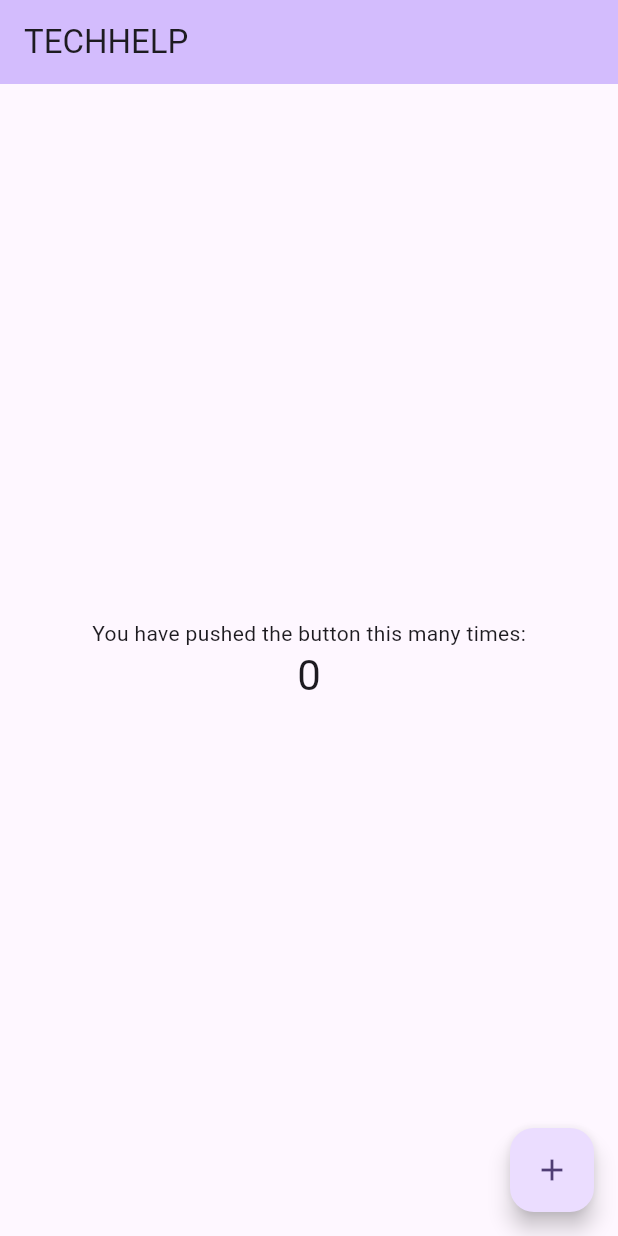
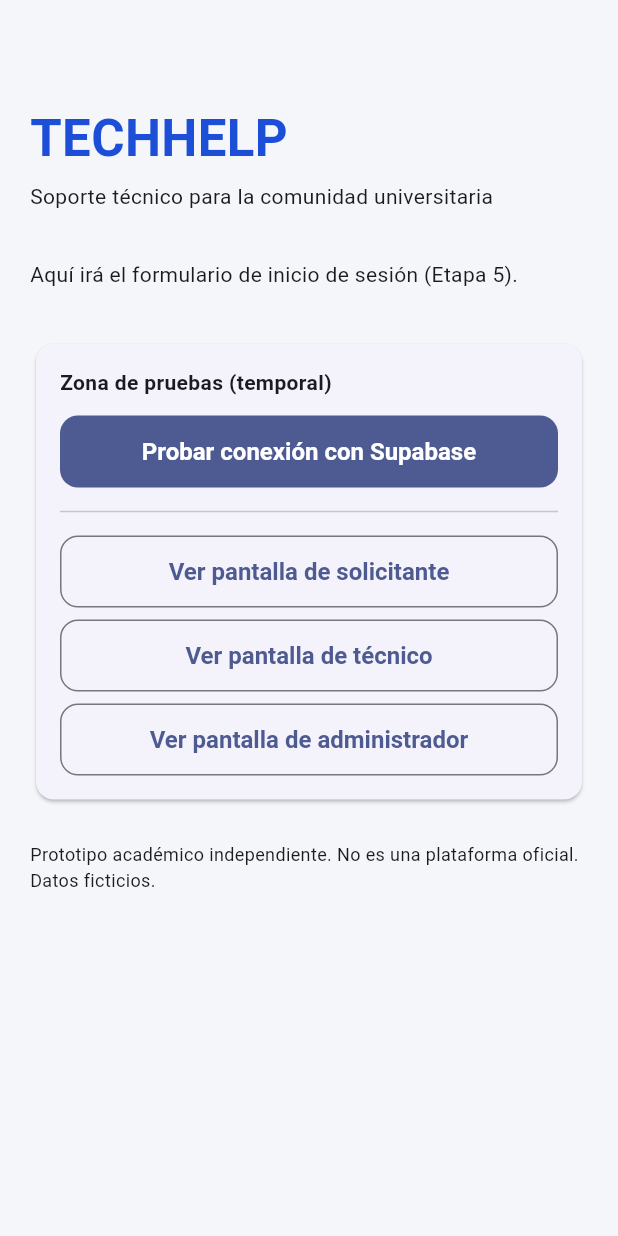
Before and after one commit to franciamarin911/techhelp, a Flutter app: the screen it shows after launch, on a phone screen of 412 x 824 dp. Run offline on Flutter 3.47's test engine with Material 3 defaults, Android fonts, the phone set to English and light mode, and no system bars; our stand-ins replace material_ui, supabase_flutter; accounts and stored records are empty.

Commit message:
refactor(ui): migrar imports a material_ui y usar publishableKey

```diff
--- /dev/null
+++ b/lib/app.dart
@@ -0,0 +1,17 @@
+import 'package:material_ui/material_ui.dart';
+import 'package:techhelp/screens/pantalla_inicio_sesion.dart';
+import 'package:techhelp/utils/tema_app.dart';
+
+class AplicacionTechhelp extends StatelessWidget {
+  const AplicacionTechhelp({super.key});
+
+  @override
+  Widget build(BuildContext context) {
+    return MaterialApp(
+      title: 'TECHHELP',
+      debugShowCheckedModeBanner: false,
+      theme: TemaApp.temaClaro,
+      home: const PantallaInicioSesion(),
+    );
+  }
+}
--- a/lib/main.dart
+++ b/lib/main.dart
@@ -1,122 +1,16 @@
 import 'package:material_ui/material_ui.dart';
+import 'package:supabase_flutter/supabase_flutter.dart';
+import 'package:techhelp/app.dart';
+import 'package:techhelp/config/configuracion_supabase.dart';
 
-void main() {
-  runApp(const MyApp());
+Future<void> main() async {
+  // Necesario antes de usar plugins o código asíncrono al arrancar.
+  WidgetsFlutterBinding.ensureInitialized();
+
+    await Supabase.initialize(
+    url: ConfiguracionSupabase.urlDelProyecto,
+    publishableKey: ConfiguracionSupabase.clavePublicable,
+  );
+
+  runApp(const AplicacionTechhelp());
 }
-
-class MyApp extends StatelessWidget {
-  const MyApp({super.key});
-
-  // This widget is the root of your application.
-  @override
-  Widget build(BuildContext context) {
-    return MaterialApp(
-      title: 'TECHHELP',
-      theme: ThemeData(
-        // This is the theme of your application.
-        //
-        // TRY THIS: Try running your application with "flutter run". You'll see
-        // the application has a purple toolbar. Then, without quitting the app,
-        // try changing the seedColor in the colorScheme below to Colors.green
-        // and then invoke "hot reload" (save your changes or press the "hot
-        // reload" button in a Flutter-supported IDE, or press "r" if you used
-        // the command line to start the app).
-        //
-        // Notice that the counter didn't reset back to zero; the application
-        // state is not lost during the reload. To reset the state, use hot
-        // restart instead.
-        //
-        // This works for code too, not just values: Most code changes can be
-        // tested with just a hot reload.
-        colorScheme: .fromSeed(seedColor: Colors.deepPurple),
-      ),
-      home: const MyHomePage(title: 'TECHHELP'),
-    );
-  }
-}
-
-class MyHomePage extends StatefulWidget {
-  const MyHomePage({super.key, required this.title});
-
-  // This widget is the home page of your application. It is stateful, meaning
-  // that it has a State object (defined below) that contains fields that affect
-  // how it looks.
-
-  // This class is the configuration for the state. It holds the values (in this
-  // case the title) provided by the parent (in this case the App widget) and
-  // used by the build method of the State. Fields in a Widget subclass are
-  // always marked "final".
-
-  final String title;
-
-  @override
-  State<MyHomePage> createState() => _MyHomePageState();
-}
-
-class _MyHomePageState extends State<MyHomePage> {
-  int _counter = 0;
-
-  void _incrementCounter() {
-    setState(() {
-      // This call to setState tells the Flutter framework that something has
-      // changed in this State, which causes it to rerun the build method below
-      // so that the display can reflect the updated values. If we changed
-      // _counter without calling setState(), then the build method would not be
-      // called again, and so nothing would appear to happen.
-      _counter++;
-    });
-  }
-
-  @override
-  Widget build(BuildContext context) {
-    // This method is rerun every time setState is called, for instance as done
-    // by the _incrementCounter method above.
-    //
-    // The Flutter framework has been optimized to make rerunning build methods
-    // fast, so that you can just rebuild anything that needs updating rather
-    // than having to individually change instances of widgets.
-    return Scaffold(
-      appBar: AppBar(
-        // TRY THIS: Try changing the color here to a specific color (to
-        // Colors.amber, perhaps?) and trigger a hot reload to see the AppBar
-        // change color while the other colors stay the same.
-        backgroundColor: Theme.of(context).colorScheme.inversePrimary,
-        // Here we take the value from the MyHomePage object that was created by
-        // the App.build method, and use it to set our appbar title.
-        title: Text(widget.title),
-      ),
-      body: Center(
-        // Center is a layout widget. It takes a single child and positions it
-        // in the middle of the parent.
-        child: Column(
-          // Column is also a layout widget. It takes a list of children and
-          // arranges them vertically. By default, it sizes itself to fit its
-          // children horizontally, and tries to be as tall as its parent.
-          //
-          // Column has various properties to control how it sizes itself and
-          // how it positions its children. Here we use mainAxisAlignment to
-          // center the children vertically; the main axis here is the vertical
-          // axis because Columns are vertical (the cross axis would be
-          // horizontal).
-          //
-          // TRY THIS: Invoke "debug painting" (choose the "Toggle Debug Paint"
-          // action in the IDE, or press "p" in the console), to see the
-          // wireframe for each widget.
-          mainAxisAlignment: .center,
-          children: [
-            const Text('You have pushed the button this many times:'),
-            Text(
-              '$_counter',
-              style: Theme.of(context).textTheme.headlineMedium,
-            ),
-          ],
-        ),
-      ),
-      floatingActionButton: FloatingActionButton(
-        onPressed: _incrementCounter,
-        tooltip: 'Increment',
-        child: const Icon(Icons.add),
-      ),
-    );
-  }
-}
--- /dev/null
+++ b/lib/screens/pantalla_inicio_sesion.dart
@@ -0,0 +1,120 @@
+import 'package:material_ui/material_ui.dart';
+import 'package:techhelp/screens/pantalla_bandeja_tecnica.dart';
+import 'package:techhelp/screens/pantalla_inicio_solicitante.dart';
+import 'package:techhelp/screens/pantalla_panel_administrador.dart';
+import 'package:techhelp/services/servicio_supabase.dart';
+import 'package:techhelp/utils/tema_app.dart';
+
+class PantallaInicioSesion extends StatefulWidget {
+  const PantallaInicioSesion({super.key});
+
+  @override
+  State<PantallaInicioSesion> createState() => _EstadoPantallaInicioSesion();
+}
+
+class _EstadoPantallaInicioSesion extends State<PantallaInicioSesion> {
+  bool _estaProbandoConexion = false;
+  String? _mensajeResultadoConexion;
+
+  Future<void> _probarConexion() async {
+    setState(() {
+      _estaProbandoConexion = true;
+      _mensajeResultadoConexion = null;
+    });
+
+    final resultado = await ServicioSupabase.probarConexion();
+
+    if (!mounted) return;
+    setState(() {
+      _estaProbandoConexion = false;
+      _mensajeResultadoConexion = resultado;
+    });
+  }
+
+  void _abrirPantalla(Widget pantalla) {
+    Navigator.of(context).push(MaterialPageRoute(builder: (_) => pantalla));
+  }
+
+  @override
+  Widget build(BuildContext context) {
+    return Scaffold(
+      body: SafeArea(
+        child: SingleChildScrollView(
+          padding: const EdgeInsets.all(20),
+          child: Column(
+            crossAxisAlignment: CrossAxisAlignment.stretch,
+            children: [
+              const SizedBox(height: 48),
+              const Text(
+                'TECHHELP',
+                style: TextStyle(
+                  fontSize: 34,
+                  fontWeight: FontWeight.w700,
+                  color: TemaApp.colorPrimario,
+                ),
+              ),
+              const SizedBox(height: 4),
+              const Text('Soporte técnico para la comunidad universitaria'),
+              const SizedBox(height: 32),
+              const Text(
+                'Aquí irá el formulario de inicio de sesión (Etapa 5).',
+              ),
+              const SizedBox(height: 32),
+              Card(
+                child: Padding(
+                  padding: const EdgeInsets.all(16),
+                  child: Column(
+                    crossAxisAlignment: CrossAxisAlignment.stretch,
+                    children: [
+                      const Text(
+                        'Zona de pruebas (temporal)',
+                        style: TextStyle(fontWeight: FontWeight.w700),
+                      ),
+                      const SizedBox(height: 12),
+                      FilledButton(
+                        onPressed: _estaProbandoConexion ? null : _probarConexion,
+                        child: Text(
+                          _estaProbandoConexion
+                              ? 'Probando...'
+                              : 'Probar conexión con Supabase',
+                        ),
+                      ),
+                      if (_mensajeResultadoConexion != null) ...[
+                        const SizedBox(height: 12),
+                        Text(_mensajeResultadoConexion!),
+                      ],
+                      const Divider(height: 32),
+                      OutlinedButton(
+                        onPressed: () =>
+                            _abrirPantalla(const PantallaInicioSolicitante()),
+                        child: const Text('Ver pantalla de solicitante'),
+                      ),
+                      const SizedBox(height: 8),
+                      OutlinedButton(
+                        onPressed: () =>
+                            _abrirPantalla(const PantallaBandejaTecnica()),
+                        child: const Text('Ver pantalla de técnico'),
+                      ),
+                      const SizedBox(height: 8),
+                      OutlinedButton(
+                        onPressed: () =>
+                            _abrirPantalla(const PantallaPanelAdministrador()),
+                        child: const Text('Ver pantalla de administrador'),
+                      ),
+                    ],
+                  ),
+                ),
+              ),
+              const SizedBox(height: 24),
+              const Text(
+                'Prototipo académico independiente. No es una plataforma '
+                'oficial. Datos ficticios.',
+                style: TextStyle(fontSize: 12),
+              ),
+            ],
+          ),
+        ),
+      ),
+    );
+  }
+}
--- /dev/null
+++ b/lib/services/servicio_supabase.dart
@@ -0,0 +1,32 @@
+import 'package:supabase_flutter/supabase_flutter.dart';
+
+/// Punto único de acceso al cliente de Supabase.
+class ServicioSupabase {
+  ServicioSupabase._();
+
+  /// Cliente ya inicializado en main.dart.
+  static SupabaseClient get cliente => Supabase.instance.client;
+
+  /// Prueba temporal de conectividad (se quita en la Etapa 5).
+  ///
+  /// Sin sesión iniciada, la base de datos debe RECHAZAR la lectura
+  /// (error 42501). Eso demuestra dos cosas: que hay conexión y que
+  /// las políticas de seguridad funcionan.
+  static Future<String> probarConexion() async {
+    try {
+      await cliente.from('tickets').select('id').limit(1);
+      return 'Conectado, pero la lectura sin sesión NO fue bloqueada. '
+          'Revisa la seguridad (RLS) en Supabase.';
+    } on PostgrestException catch (error) {
+      if (error.code == '42501') {
+        return 'Conexión correcta. El servidor respondió y bloqueó la '
+            'lectura sin sesión (seguridad activa).';
+      }
+      return 'El servidor respondió con un problema.\n'
+          'Código: ${error.code}\nMensaje: ${error.message}\n'
+          'Revisa la clave publicable.';
+    } catch (_) {
+      return 'No se pudo conectar. Revisa tu internet y la URL del proyecto.';
+    }
+  }
+}
--- /dev/null
+++ b/lib/utils/tema_app.dart
@@ -0,0 +1,54 @@
+import 'package:material_ui/material_ui.dart';
+
+/// Tema visual de TECHHELP (Material 3), basado en los bocetos de la Etapa 2.
+class TemaApp {
+  static const Color colorPrimario = Color(0xFF1D4ED8);
+  static const Color colorFondo = Color(0xFFF4F6FA);
+  static const Color colorTextoPrincipal = Color(0xFF0F172A);
+
+  static ThemeData get temaClaro {
+    final esquemaDeColores = ColorScheme.fromSeed(
+      seedColor: colorPrimario,
+      brightness: Brightness.light,
+    );
+
+    final formaRedondeada = RoundedRectangleBorder(
+      borderRadius: BorderRadius.circular(12),
+    );
+
+    return ThemeData(
+      useMaterial3: true,
+      colorScheme: esquemaDeColores,
+      scaffoldBackgroundColor: colorFondo,
+      appBarTheme: const AppBarTheme(
+        backgroundColor: colorFondo,
+        foregroundColor: colorTextoPrincipal,
+        elevation: 0,
+        centerTitle: false,
+      ),
+      inputDecorationTheme: InputDecorationTheme(
+        filled: true,
+        fillColor: Colors.white,
+        contentPadding:
+            const EdgeInsets.symmetric(horizontal: 12, vertical: 14),
+        border: OutlineInputBorder(
+          borderRadius: BorderRadius.circular(10),
+        ),
+      ),
+      filledButtonTheme: FilledButtonThemeData(
+        style: FilledButton.styleFrom(
+          minimumSize: const Size.fromHeight(48),
+          shape: formaRedondeada,
+          textStyle: const TextStyle(fontSize: 16, fontWeight: FontWeight.w600),
+        ),
+      ),
+      outlinedButtonTheme: OutlinedButtonThemeData(
+        style: OutlinedButton.styleFrom(
+          minimumSize: const Size.fromHeight(48),
+          shape: formaRedondeada,
+          textStyle: const TextStyle(fontSize: 16, fontWeight: FontWeight.w600),
+        ),
+      ),
+    );
+  }
+}
```
Also changed, not shown: lib/screens/pantalla_bandeja_tecnica.dart (added, +43 -0 lines), lib/screens/pantalla_detalle_ticket.dart (added, +16 -0 lines), lib/screens/pantalla_inicio_solicitante.dart (added, +49 -0 lines), lib/screens/pantalla_nuevo_ticket.dart (added, +16 -0 lines), lib/screens/pantalla_panel_administrador.dart (added, +41 -0 lines), lib/utils/constantes_app.dart (added, +33 -0 lines).
